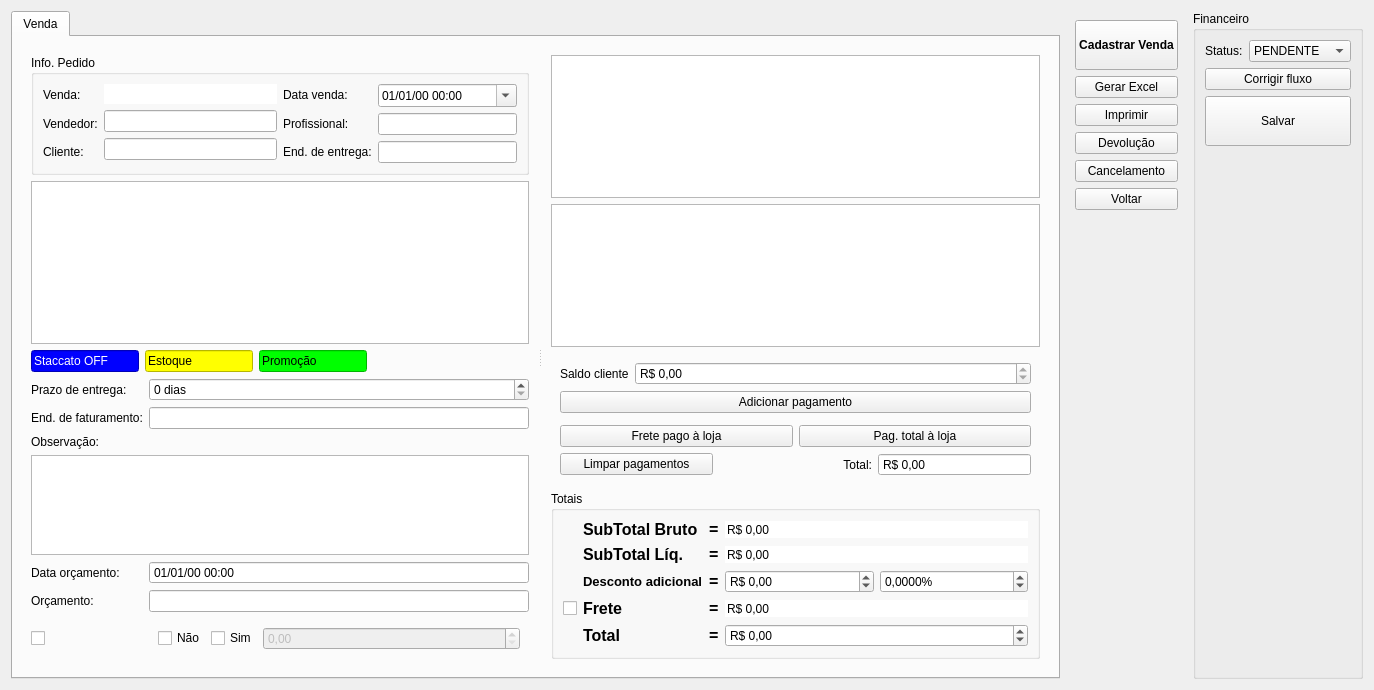
Qt form ui/venda.ui (darktorres/ERP-STACCATO) before a commit.
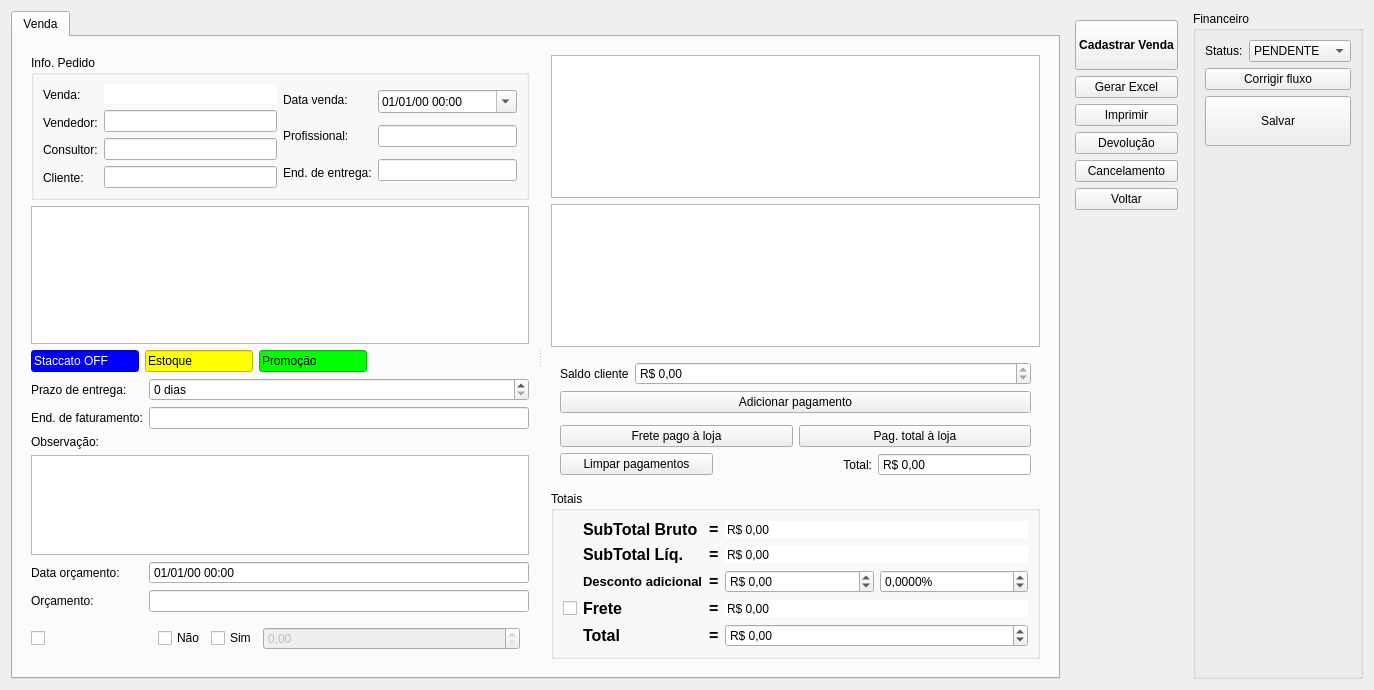
The same form after that commit. Custom widgets are drawn as their Qt base class.

Patch:
```diff
--- a/ui/venda.ui
+++ b/ui/venda.ui
@@ -130,6 +130,19 @@
                     </property>
                    </widget>
                   </item>
+                  <item>
+                   <widget class="QLabel" name="labelConsultor">
+                    <property name="sizePolicy">
+                     <sizepolicy hsizetype="Fixed" vsizetype="Preferred">
+                      <horstretch>0</horstretch>
+                      <verstretch>0</verstretch>
+                     </sizepolicy>
+                    </property>
+                    <property name="text">
+                     <string>Consultor:</string>
+                    </property>
+                   </widget>
+                  </item>
                   <item>
                    <widget class="QLabel" name="labelCliente">
                     <property name="text">
@@ -157,6 +170,9 @@
                   <item>
                    <widget class="ItemBox" name="itemBoxVendedor"/>
                   </item>
+                  <item>
+                   <widget class="ItemBox" name="itemBoxConsultor"/>
+                  </item>
                   <item>
                    <widget class="ItemBox" name="itemBoxCliente">
                     <property name="enabled">
```
